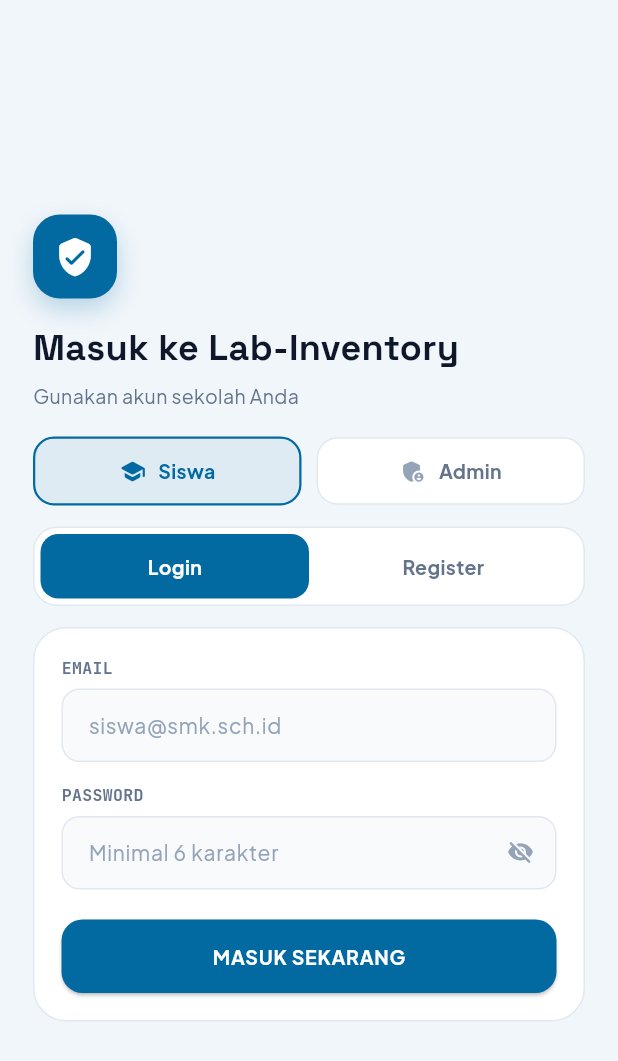
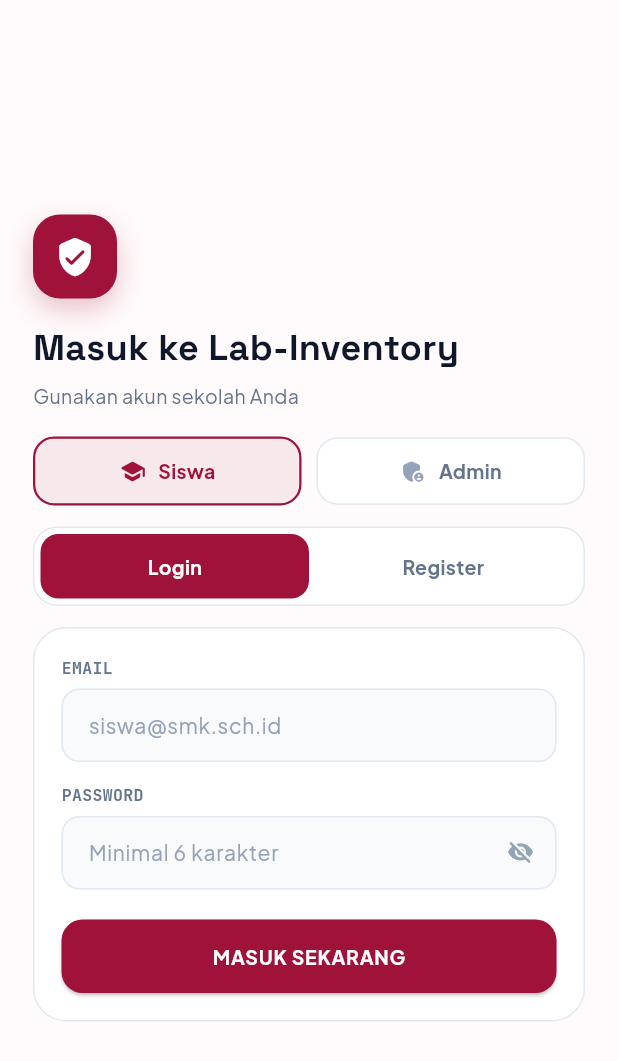
Before and after one commit to j4ne-ctrl/Aplikasi-Inventoris-Lab, a Flutter app: the screen it shows after launch, on a phone screen of 412 x 824 dp. Shown: the top 1061 px of the screen. Run offline on Flutter 3.47's test engine with Material 3 defaults, Android fonts, the phone set to English and light mode, and no system bars; our stand-ins replace cloud_firestore, firebase_auth, firebase_core, google_fonts; accounts and stored records are empty; statements that could not run were skipped.

Commit message:
revisi color palette

```diff
--- a/lib/core/app_colors.dart
+++ b/lib/core/app_colors.dart
@@ -1,11 +1,10 @@
 import 'package:flutter/material.dart';
 
 class AppColors {
-  static const Color lightBg = Color(0xFFF1F6FA);
-  static const Color lightCard = Color(0xFFFFFFFF);
-  static const Color techIndigo = Color(0xFF0369A1);
-  static const Color techCobalt = Color(0xFF075985);
-  static const Color techCyan = Color(0xFF06B6D4);
+static const Color lightBg = Color(0xFFFFFAFB); // putih dengan sentuhan pink tipis  static const Color lightCard = Color(0xFFFFFFFF);
+  static const Color techIndigo = Color(0xFF9F1239);   // burgundy utama
+  static const Color techCobalt = Color(0xFF881337);   // burgundy tua
+  static const Color techCyan = Color(0xFFFB7185);     // pink koral (aksen imut)
   static const Color slate900 = Color(0xFF0F172A);
   static const Color slate800 = Color(0xFF1E293B);
   static const Color slate600 = Color(0xFF475569);
@@ -17,7 +16,26 @@ class AppColors {
   static const Color rose = Color(0xFFE11D48);
 
   // Banner beranda
-  static const Color bannerDark = Color(0xFF082F49);
-  static const Color bannerMid = Color(0xFF0C4A6E);
-  static const Color bannerText = Color(0xFFE0F2FE);
+  static const Color bannerDark = Color(0xFF4C0519);
+  static const Color bannerMid = Color(0xFF881337);
+  static const Color bannerText = Color(0xFFFFE4E6);
+
+  // Tema khusus admin (biru)
+static const Color adminBg = Color(0xFFF1F6FA);
+static const Color adminPrimary = Color(0xFF0369A1);
+static const Color adminDark = Color(0xFF075985);
+static const Color adminAccent = Color(0xFF06B6D4);
+
+static const LinearGradient adminGradient = LinearGradient(
+  begin: Alignment.topLeft,
+  end: Alignment.bottomRight,
+  colors: [Color(0xFF0369A1), Color(0xFF06B6D4)],
+);
+
+static const LinearGradient adminBannerGradient = LinearGradient(
+  begin: Alignment.topLeft,
+  end: Alignment.bottomRight,
+  colors: [Color(0xFF082F49), Color(0xFF0C4A6E), Color(0xFF0369A1)],
+);
+
 }
--- a/lib/main.dart
+++ b/lib/main.dart
@@ -28,7 +28,7 @@ class LabVaultApp extends StatelessWidget {
           seedColor: AppColors.techIndigo,
           primary: AppColors.techIndigo,
           secondary: AppColors.techCyan,
-          surface: AppColors.lightCard,
+          surface: AppColors.lightBg,
         ),
         textTheme: GoogleFonts.plusJakartaSansTextTheme(),
       ),
```
